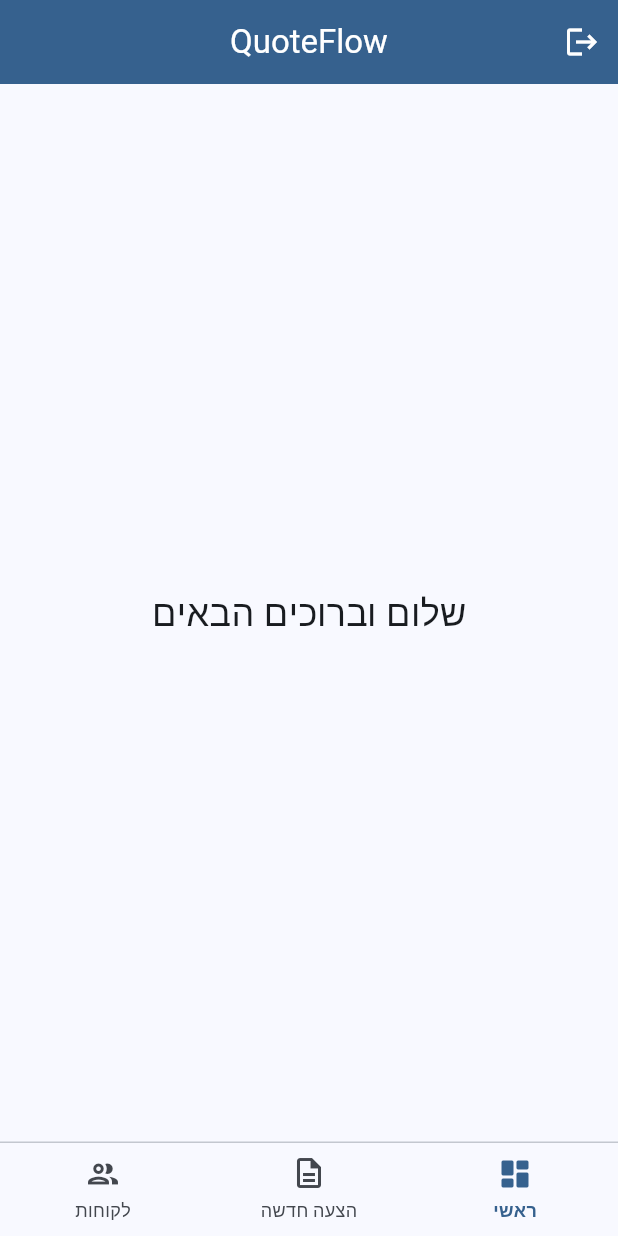
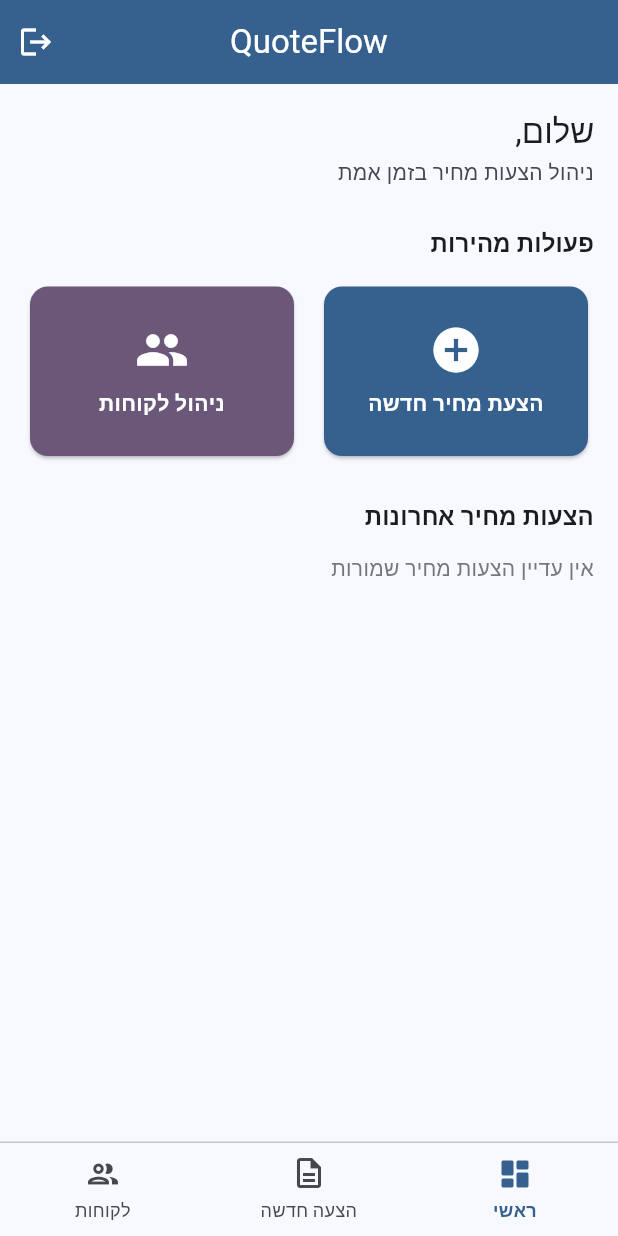
Before and after one commit to michaelkaravani/quoteflow-app, a Flutter app: the screen it shows once a user with an empty profile is signed in, on a phone screen of 412 x 824 dp. Run offline on Flutter 3.47's test engine with Material 3 defaults, Android fonts, the phone set to English and light mode, and no system bars; our stand-ins replace cloud_firestore, firebase_auth, firebase_core; accounts and stored records are empty.

Commit message:
Fix RTL, theme-ify colors, custom bottom nav, reorder tabs

```diff
--- a/lib/main.dart
+++ b/lib/main.dart
@@ -1,5 +1,6 @@
 import 'package:firebase_core/firebase_core.dart';
 import 'package:flutter/material.dart';
+import 'package:flutter_localizations/flutter_localizations.dart';
 
 import 'firebase_options.dart';
 import 'screens/home_screen.dart';
@@ -27,8 +28,9 @@
       locale: const Locale('he', 'IL'),
       supportedLocales: const [Locale('he', 'IL')],
       localizationsDelegates: const [
-        DefaultMaterialLocalizations.delegate,
-        DefaultWidgetsLocalizations.delegate,
+        GlobalMaterialLocalizations.delegate,
+        GlobalWidgetsLocalizations.delegate,
+        GlobalCupertinoLocalizations.delegate,
       ],
       theme: ThemeData(
         useMaterial3: true,
--- a/lib/screens/customers/customer_card.dart
+++ b/lib/screens/customers/customer_card.dart
@@ -69,11 +69,12 @@
 
   @override
   Widget build(BuildContext context) {
+    final cs = Theme.of(context).colorScheme;
     return Padding(
       padding: const EdgeInsets.only(bottom: 6),
       child: Row(
         children: [
-          Icon(icon, size: 18, color: Colors.grey[600]),
+          Icon(icon, size: 18, color: cs.onSurfaceVariant),
           const SizedBox(width: 8),
           Expanded(child: Text(text)),
         ],
--- a/lib/screens/customers/customers_screen.dart
+++ b/lib/screens/customers/customers_screen.dart
@@ -171,13 +171,14 @@
 
   @override
   Widget build(BuildContext context) {
+    final cs = Theme.of(context).colorScheme;
     return Center(
       child: Padding(
         padding: const EdgeInsets.all(24),
         child: Column(
           mainAxisSize: MainAxisSize.min,
           children: [
-            const Icon(Icons.people_outline, size: 64, color: Colors.grey),
+            Icon(Icons.people_outline, size: 64, color: cs.outline),
             const SizedBox(height: 16),
             Text(
               hasQuery
--- a/lib/screens/home_screen.dart
+++ b/lib/screens/home_screen.dart
@@ -1,6 +1,8 @@
 import 'package:flutter/material.dart';
 
 import '../main.dart';
+import '../services/firestore_service.dart';
+import 'customers/customers_screen.dart';
 
 class HomeScreen extends StatefulWidget {
   const HomeScreen({super.key});
@@ -10,11 +12,18 @@
 }
 
 class _HomeScreenState extends State<HomeScreen> {
-  int _selectedIndex = 2;
+  int _selectedIndex = 0;
+
+  FirestoreService? _firestoreService() {
+    final user = authService.currentUser;
+    return user == null ? null : FirestoreService(uid: user.uid);
+  }
 
   @override
   Widget build(BuildContext context) {
     final theme = Theme.of(context);
+    final fs = _firestoreService();
+
     return Scaffold(
       appBar: AppBar(
         title: const Text('QuoteFlow'),
@@ -28,15 +37,20 @@
           ),
         ],
       ),
-      body: Column(
+      body: ColoredBox(
+        color: theme.colorScheme.surface,
+        child: Column(
           children: [
             Expanded(
               child: IndexedStack(
                 index: _selectedIndex,
-              children: const [
-                Center(child: Text('לקוחות')),
-                Center(child: Text('הצעה חדשה')),
-                Center(child: Text('שלום וברוכים הבאים', style: TextStyle(fontSize: 24))),
+                children: [
+                  const _DashboardView(),
+                  const Center(child: Text('הצעה חדשה')),
+                  if (fs != null)
+                    CustomersScreen(firestoreService: fs)
+                  else
+                    const Center(child: Text('לא נמצא משתמש מחובר')),
                 ],
               ),
             ),
@@ -46,15 +60,15 @@
             ),
           ],
         ),
+      ),
     );
   }
 }
 
+// ── Bottom navigation ──
+
 class _BottomNavBar extends StatelessWidget {
-  const _BottomNavBar({
-    required this.selectedIndex,
-    required this.onTap,
-  });
+  const _BottomNavBar({required this.selectedIndex, required this.onTap});
 
   final int selectedIndex;
   final ValueChanged<int> onTap;
@@ -74,8 +88,8 @@
           child: Row(
             children: [
               _NavItem(
-                icon: selectedIndex == 0 ? Icons.people : Icons.people_outlined,
-                label: 'לקוחות',
+                icon: selectedIndex == 0 ? Icons.dashboard_rounded : Icons.dashboard_outlined,
+                label: 'ראשי',
                 selected: selectedIndex == 0,
                 onTap: () => onTap(0),
               ),
@@ -86,8 +100,8 @@
                 onTap: () => onTap(1),
               ),
               _NavItem(
-                icon: selectedIndex == 2 ? Icons.dashboard_rounded : Icons.dashboard_outlined,
-                label: 'ראשי',
+                icon: selectedIndex == 2 ? Icons.people : Icons.people_outlined,
+                label: 'לקוחות',
                 selected: selectedIndex == 2,
                 onTap: () => onTap(2),
               ),
@@ -140,3 +154,97 @@
     );
   }
 }
+
+// ── Dashboard ──
+
+class _DashboardView extends StatelessWidget {
+  const _DashboardView();
+
+  @override
+  Widget build(BuildContext context) {
+    final cs = Theme.of(context).colorScheme;
+    return ListView(
+      padding: const EdgeInsets.all(16),
+      children: [
+        Text('שלום,', style: Theme.of(context).textTheme.titleLarge),
+        const SizedBox(height: 4),
+        Text(
+          'ניהול הצעות מחיר בזמן אמת',
+          style: TextStyle(color: cs.onSurfaceVariant),
+        ),
+        const SizedBox(height: 24),
+        Text(
+          'פעולות מהירות',
+          style: Theme.of(context).textTheme.titleMedium?.copyWith(fontWeight: FontWeight.bold),
+        ),
+        const SizedBox(height: 12),
+        Row(
+          children: [
+            Expanded(
+              child: _QuickActionTile(
+                icon: Icons.add_circle,
+                label: 'הצעת מחיר חדשה',
+                color: cs.primary,
+              ),
+            ),
+            const SizedBox(width: 12),
+            Expanded(
+              child: _QuickActionTile(
+                icon: Icons.people,
+                label: 'ניהול לקוחות',
+                color: cs.tertiary,
+              ),
+            ),
+          ],
+        ),
+        const SizedBox(height: 24),
+        Text(
+          'הצעות מחיר אחרונות',
+          style: Theme.of(context).textTheme.titleMedium?.copyWith(fontWeight: FontWeight.bold),
+        ),
+        const SizedBox(height: 12),
+        Text(
+          'אין עדיין הצעות מחיר שמורות',
+          style: TextStyle(color: cs.outline),
+        ),
+      ],
+    );
+  }
+}
+
+class _QuickActionTile extends StatelessWidget {
+  const _QuickActionTile({
+    required this.icon,
+    required this.label,
+    required this.color,
+  });
+
+  final IconData icon;
+  final String label;
+  final Color color;
+
+  @override
+  Widget build(BuildContext context) {
+    final onColor = Theme.of(context).colorScheme.onPrimary;
+    return Card(
+      color: color,
+      child: InkWell(
+        onTap: () {},
+        borderRadius: BorderRadius.circular(12),
+        child: Padding(
+          padding: const EdgeInsets.symmetric(vertical: 24),
+          child: Column(
+            children: [
+              Icon(icon, color: onColor, size: 36),
+              const SizedBox(height: 8),
+              Text(
+                label,
+                style: TextStyle(color: onColor, fontWeight: FontWeight.bold),
+              ),
+            ],
+          ),
+        ),
+      ),
+    );
+  }
+}
--- a/lib/screens/login_screen.dart
+++ b/lib/screens/login_screen.dart
@@ -73,6 +73,7 @@
 
   @override
   Widget build(BuildContext context) {
+    final cs = Theme.of(context).colorScheme;
     return Scaffold(
       body: SafeArea(
         child: Center(
@@ -86,7 +87,7 @@
                   mainAxisSize: MainAxisSize.min,
                   crossAxisAlignment: CrossAxisAlignment.stretch,
                   children: [
-                    const Icon(Icons.request_quote, size: 64, color: Colors.blue),
+                    Icon(Icons.request_quote, size: 64, color: cs.primary),
                     const SizedBox(height: 16),
                     Text(
                       'QuoteFlow',
@@ -100,7 +101,7 @@
                         'מערכת ניהול הצעות מחיר',
                         textAlign: TextAlign.center,
                         style: Theme.of(context).textTheme.bodyMedium?.copyWith(
-                            color: Colors.grey[600],
+                              color: cs.onSurfaceVariant,
                             ),
                     ),
                     const SizedBox(height: 40),
--- a/pubspec.yaml
+++ b/pubspec.yaml
@@ -9,17 +9,19 @@
 dependencies:
   flutter:
     sdk: flutter
+  flutter_localizations:
+    sdk: flutter
   cupertino_icons: ^1.0.8
   firebase_core: ^3.12.1
   firebase_auth: ^5.5.1
   cloud_firestore: ^5.6.5
   cloud_functions: ^5.3.4
   file_picker: ^10.3.3
-  intl: ^0.19.0
+  intl: ^0.20.2
   path_provider: ^2.1.5
   open_file: ^3.5.11
   pdf: ^3.12.0
-  syncfusion_flutter_pdf: ^26.2.14
+  syncfusion_flutter_pdf: ^33.2.13
   # syncfusion_flutter_pdfviewer removed - v26 incompatible with AGP 9+/jcenter removal
   # Will add back with a newer version when needed
 
```
Also changed, not shown: pubspec.lock. Lines whose indentation alone changed are shown as unchanged.
